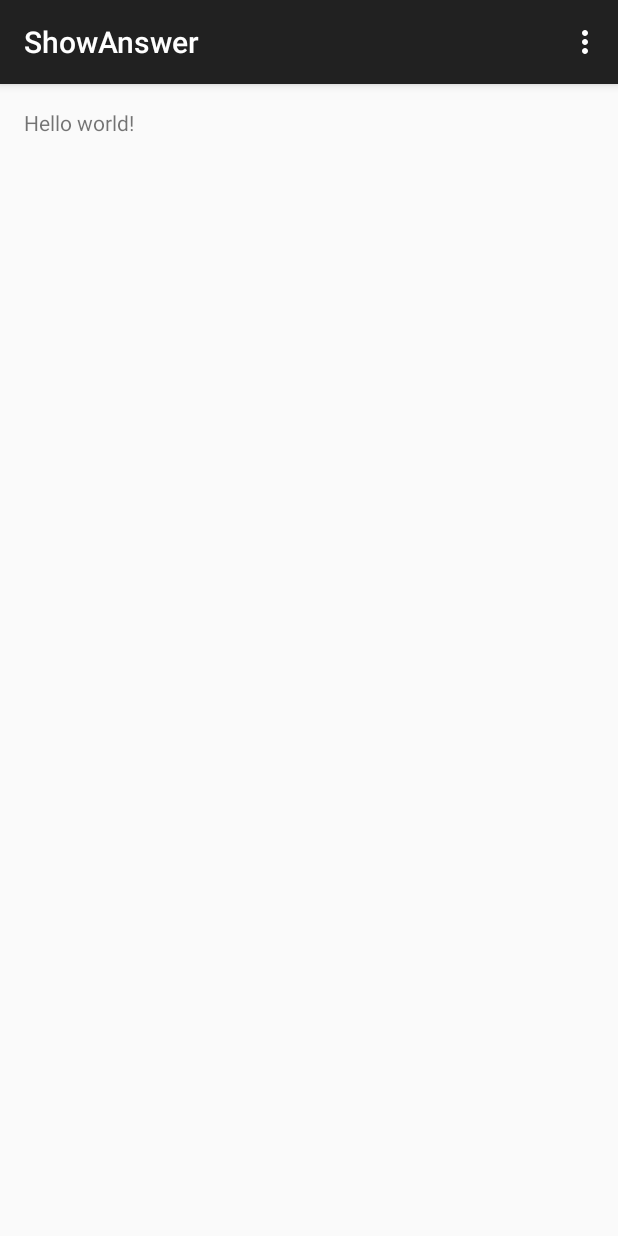
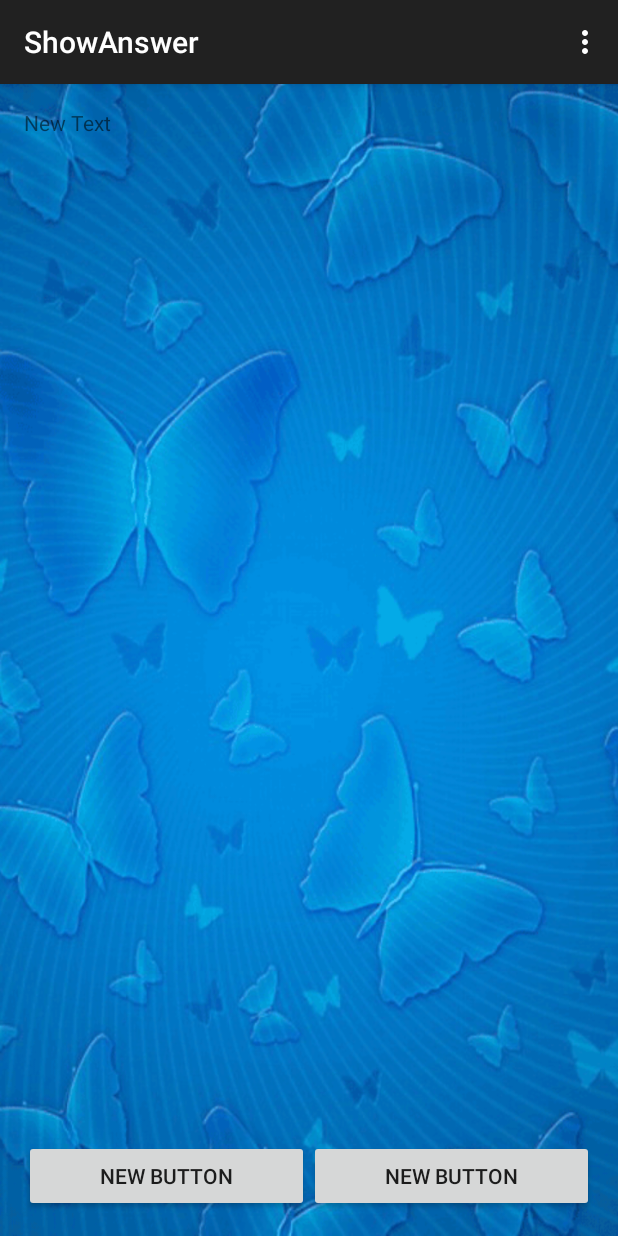
Before and after one commit to oppakub/WhatISThis-mac, an Android app: the ShowAnswer screen opened directly, with no data from a screen before it, on a phone screen of 412 x 824 dp. Run offline under Robolectric (Android 15) with nearby library versions, the phone set to English and light mode, and no system bars.

Commit message:
add ui 1

```diff
--- a/whatisthis/src/main/res/layout/activity_show_answer.xml
+++ b/whatisthis/src/main/res/layout/activity_show_answer.xml
@@ -6,11 +6,41 @@
     android:paddingRight="@dimen/activity_horizontal_margin"
     android:paddingTop="@dimen/activity_vertical_margin"
     android:paddingBottom="@dimen/activity_vertical_margin"
-    tools:context="com.example.whatisthis_mac.whatisthis.ShowAnswer">
+    tools:context="com.example.whatisthis_mac.whatisthis.ShowAnswer"
+    android:background="@drawable/bg9">
 
-    <TextView
-        android:text="@string/hello_world"
-        android:layout_width="wrap_content"
-        android:layout_height="wrap_content" />
+    <LinearLayout
+        android:orientation="vertical"
+        android:layout_width="fill_parent"
+        android:layout_height="fill_parent">
+
+        <TextView
+            android:layout_width="wrap_content"
+            android:layout_height="wrap_content"
+            android:text="New Text"
+            android:id="@+id/textView4" />
+    </LinearLayout>
+
+    <LinearLayout
+        android:orientation="horizontal"
+        android:layout_width="fill_parent"
+        android:layout_height="wrap_content"
+        android:layout_alignParentBottom="true"
+        android:layout_centerHorizontal="true">
+
+        <Button
+            android:layout_width="match_parent"
+            android:layout_height="wrap_content"
+            android:text="New Button"
+            android:id="@+id/button8"
+            android:layout_weight="1" />
+
+        <Button
+            android:layout_width="match_parent"
+            android:layout_height="wrap_content"
+            android:text="New Button"
+            android:id="@+id/button7"
+            android:layout_weight="1" />
+    </LinearLayout>
 
 </RelativeLayout>
```
